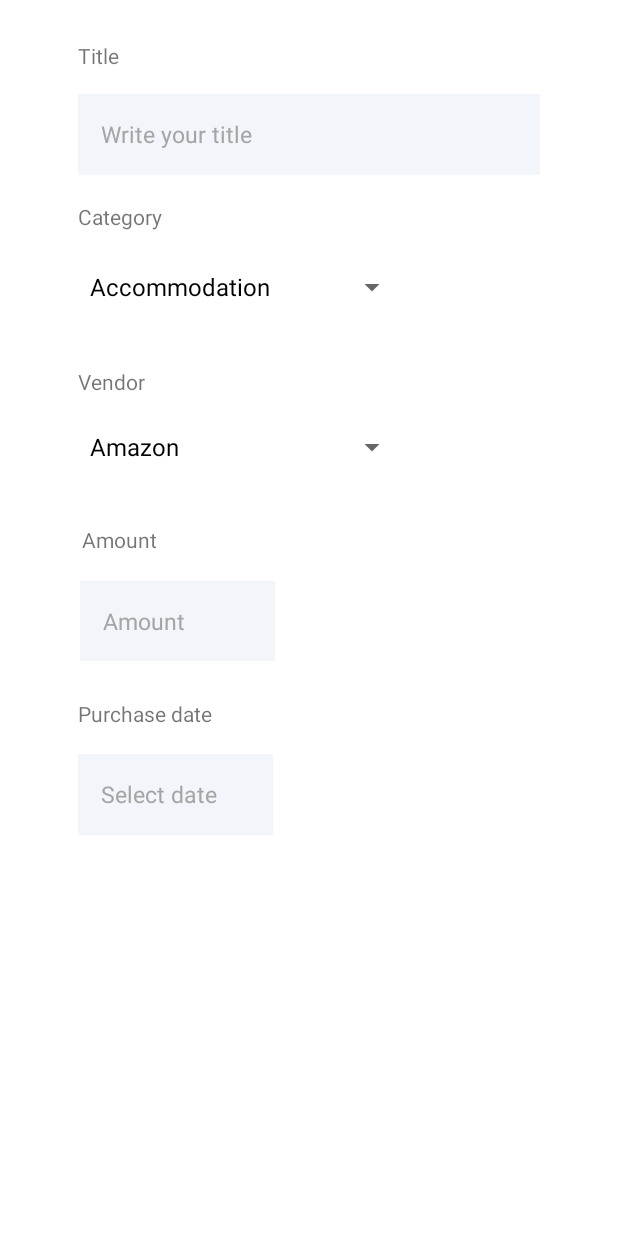
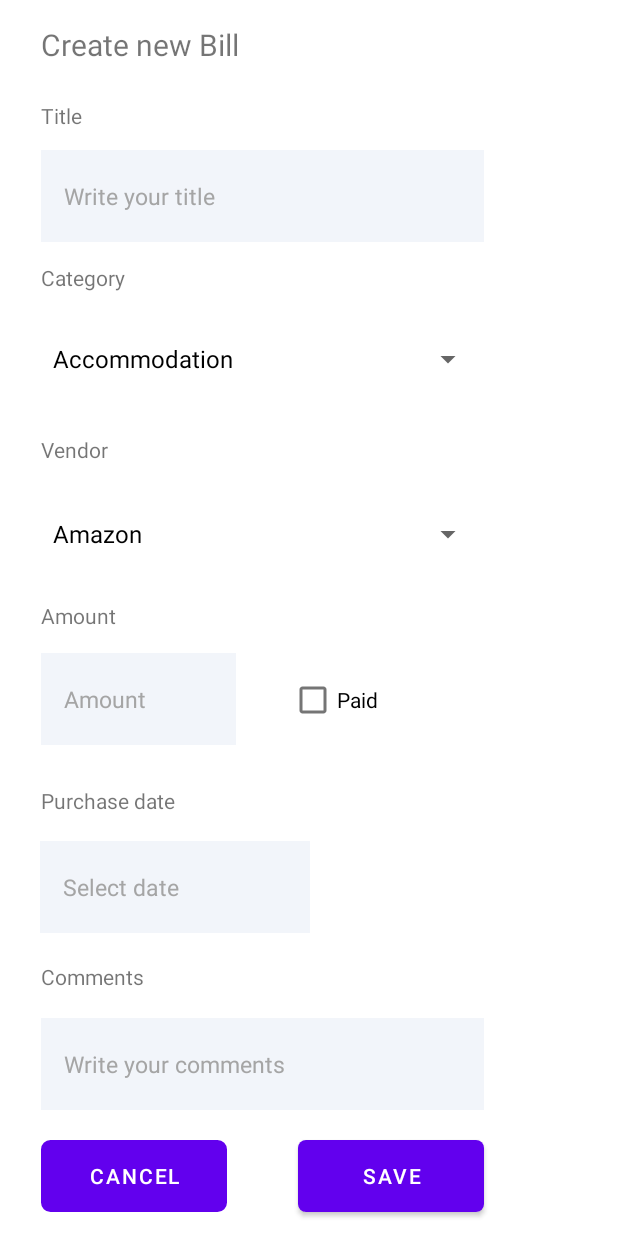
Before and after one commit to j-ritter/SmartStackSolutions, an Android app: the createBill screen opened directly, with no data from a screen before it, on a phone screen of 412 x 824 dp. Run offline under Robolectric (Android 15) with nearby library versions, the phone set to English and light mode, and no system bars; our stand-ins replace Firebase (no records; nobody signed in at launch, a user with empty details on screens opened directly).

Commit message:
arreglado bugs en createBills

```diff
--- a/app/build.gradle.kts
+++ b/app/build.gradle.kts
@@ -44,10 +44,11 @@ dependencies {
     testImplementation(libs.junit)
     androidTestImplementation(libs.androidx.junit)
     androidTestImplementation(libs.androidx.espresso.core)
-    implementation(platform("com.google.firebase:firebase-bom:33.0.0"))
+    implementation(platform("com.google.firebase:firebase-bom:33.1.1"))
     implementation("com.google.firebase:firebase-auth-ktx")
+    implementation("com.google.firebase:firebase-firestore")
     implementation("com.google.android.gms:play-services-auth:21.2.0")
     implementation("androidx.compose.material3:material3:1.2.1")
     implementation("androidx.compose.material3:material3-window-size-class:1.2.1")
-    implementation("androidx.compose.material3:material3-adaptive-navigation-suite:1.3.0-beta01")
+    implementation("androidx.compose.material3:material3-adaptive-navigation-suite:1.3.0-beta04")
 }
--- a/app/src/main/java/com/example/smartstackbills/LogIn.kt
+++ b/app/src/main/java/com/example/smartstackbills/LogIn.kt
@@ -62,12 +62,12 @@ class LogIn : AppCompatActivity() {
 
         val emailInput = email.text.toString()
         val passwordInput = password.text.toString()
-
         auth.signInWithEmailAndPassword(emailInput, passwordInput)
             .addOnCompleteListener(this) { task ->
                 if (task.isSuccessful) {
                     // Sign in success, navigate to the mainmenu
                     val intent = Intent(this,MainMenu::class.java)
+                    intent.putExtra("USER_EMAIL", emailInput)
                     startActivity(intent)
 
                     Toast.makeText(
--- a/app/src/main/java/com/example/smartstackbills/MainMenu.kt
+++ b/app/src/main/java/com/example/smartstackbills/MainMenu.kt
@@ -9,10 +9,16 @@ import androidx.core.view.WindowInsetsCompat
 import com.google.android.material.bottomnavigation.BottomNavigationView
 
 class MainMenu : AppCompatActivity() {
+    private var userEmail: String? = null
+
     override fun onCreate(savedInstanceState: Bundle?) {
         super.onCreate(savedInstanceState)
         enableEdgeToEdge()
         setContentView(R.layout.activity_main_menu)
+
+
+        userEmail = intent.getStringExtra("USER_EMAIL")
+
         ViewCompat.setOnApplyWindowInsetsListener(findViewById(R.id.main)) { v, insets ->
             val systemBars = insets.getInsets(WindowInsetsCompat.Type.systemBars())
             v.setPadding(systemBars.left, systemBars.top, systemBars.right, systemBars.bottom)
@@ -24,20 +30,12 @@ class MainMenu : AppCompatActivity() {
             when (item.itemId) {
                 R.id.Bills -> {
                     val intent = Intent(this, MyBills::class.java)
+                    intent.putExtra("USER_EMAIL", userEmail) // Pasar el correo electrónico
                     startActivity(intent)
                     true
                 }
                 else -> false
             }
         }
-
-
-
-
-
-
-
-
-
     }
 }
--- a/app/src/main/java/com/example/smartstackbills/MyBills.kt
+++ b/app/src/main/java/com/example/smartstackbills/MyBills.kt
@@ -10,10 +10,15 @@ import androidx.core.view.WindowInsetsCompat
 
 
 class MyBills : AppCompatActivity() {
+    private var userEmail: String? = null // Declarar userEmail como variable de instancia
+
     override fun onCreate(savedInstanceState: Bundle?) {
         super.onCreate(savedInstanceState)
         enableEdgeToEdge()
         setContentView(R.layout.activity_my_bills)
+
+        // Obtener el email del Intent
+        userEmail = intent.getStringExtra("USER_EMAIL")
 
         ViewCompat.setOnApplyWindowInsetsListener(findViewById(R.id.main)) { v, insets ->
             val systemBars = insets.getInsets(WindowInsetsCompat.Type.systemBars())
@@ -21,15 +26,11 @@ class MyBills : AppCompatActivity() {
             insets
         }
 
-
         val btnCreate: Button = findViewById(R.id.btnCreate)
-
         btnCreate.setOnClickListener {
-            val intent = Intent(this,createBill::class.java)
+            val intent = Intent(this, createBill::class.java)
+            intent.putExtra("USER_EMAIL", userEmail) // Pasar el correo electrónico
             startActivity(intent)
         }
-
-
-
     }
 }
--- a/app/src/main/java/com/example/smartstackbills/createBill.kt
+++ b/app/src/main/java/com/example/smartstackbills/createBill.kt
@@ -1,23 +1,27 @@
 package com.example.smartstackbills
 
+import android.content.Intent
 import android.os.Bundle
 import android.view.View
-import android.widget.AdapterView
-import android.widget.ArrayAdapter
-import android.widget.EditText
-import android.widget.Spinner
-import android.widget.Toast
+import android.widget.*
 import androidx.activity.enableEdgeToEdge
 import androidx.appcompat.app.AppCompatActivity
 import androidx.core.view.ViewCompat
 import androidx.core.view.WindowInsetsCompat
-import java.time.Year
+import com.google.firebase.auth.FirebaseAuth
+import com.google.firebase.firestore.FirebaseFirestore
 
 class createBill : AppCompatActivity() {
+
+    private val db = FirebaseFirestore.getInstance()
+    private var userEmail: String? = null
+    private var userUid: String? = null
+
     val categories = arrayOf(
         "Accommodation", "Communication", "Insurance", "Subscription and Memberships",
         "Transportation", "Finances/Fees", "Taxes", "Health", "Education", "Shopping & Consumption"
     )
+
 
     val vendors = arrayOf(
         "Amazon", "Walmart", "Target", "Best Buy", "Macy's", "Costco", "Home Depot", "Lowe's",
@@ -56,29 +60,26 @@ class createBill : AppCompatActivity() {
         super.onCreate(savedInstanceState)
         enableEdgeToEdge()
         setContentView(R.layout.activity_create_bill)
+
+        // Obtener el email y UID del Intent
+        userEmail = intent.getStringExtra("USER_EMAIL")
+        userUid = FirebaseAuth.getInstance().currentUser?.uid
+
         val edtDate = findViewById<EditText>(R.id.edtDate)
         edtDate.setOnClickListener {
             showDatePickerDialog()
         }
 
-
-
-
-
-        // Encuentra el Spinner en el layout
         val spinnerCategories = findViewById<Spinner>(R.id.spinnerCategories)
         val spinnerVendors = findViewById<Spinner>(R.id.spinnerVendors)
+        val saveButton = findViewById<Button>(R.id.btnGuardar)
 
+        val arrayAdapter = ArrayAdapter(this, android.R.layout.simple_spinner_dropdown_item, categories)
+        val arrayAdapterVendors = ArrayAdapter(this, android.R.layout.simple_spinner_dropdown_item, vendors)
 
-        // Crea un ArrayAdapter usando el array de categorías y un layout de spinner por defecto
-        val arrayAdapter = ArrayAdapter(this, android.R.layout.simple_spinner_dropdown_item, categories)
-        val arrayAdapterVendors = ArrayAdapter(this,android.R.layout.simple_spinner_dropdown_item, vendors)
-
-        // Asigna el adapter al spinner
         spinnerCategories.adapter = arrayAdapter
         spinnerVendors.adapter = arrayAdapterVendors
 
-        // Define el listener del spinner
         spinnerCategories.onItemSelectedListener = object : AdapterView.OnItemSelectedListener {
             override fun onItemSelected(parent: AdapterView<*>?, view: View?, position: Int, id: Long) {
                 val selectedItemCategories = parent?.getItemAtPosition(position).toString()
@@ -97,23 +98,73 @@ class createBill : AppCompatActivity() {
             }
         }
 
-
-
-
         ViewCompat.setOnApplyWindowInsetsListener(findViewById(R.id.main)) { v, insets ->
             val systemBars = insets.getInsets(WindowInsetsCompat.Type.systemBars())
             v.setPadding(systemBars.left, systemBars.top, systemBars.right, systemBars.bottom)
             insets
         }
+
+        saveButton.setOnClickListener {
+            saveBill()
+        }
+
+        val btnCancel = findViewById<Button>(R.id.btnCancel)
+
+        btnCancel.setOnClickListener {
+            val intent = Intent(this, MyBills::class.java)
+            startActivity(intent)
+        }
     }
 
     private fun showDatePickerDialog() {
-        val datePicker = DatePickerFragment{day,month,year -> onDateSelected(day,month, year)}
+        val datePicker = DatePickerFragment { day, month, year -> onDateSelected(day, month, year) }
         datePicker.show(supportFragmentManager, "datePicker")
     }
 
-    fun onDateSelected(day:Int,month:Int,year:Int){
-    val edtDate = findViewById<EditText>(R.id.edtDate)
+    fun onDateSelected(day: Int, month: Int, year: Int) {
+        val edtDate = findViewById<EditText>(R.id.edtDate)
         edtDate.setText("$day/$month/$year")
     }
+
+    private fun saveBill() {
+        // Verificar que el email y UID no sean nulos
+        if (userEmail != null && userUid != null) {
+            // Obtener los datos de los EditText
+            val billName = findViewById<EditText>(R.id.edtTitle).text.toString()
+            val billAmount = findViewById<EditText>(R.id.edtAmount).text.toString()
+            val billDate = findViewById<EditText>(R.id.edtDate).text.toString()
+            val billCategory = findViewById<Spinner>(R.id.spinnerCategories).selectedItem.toString()
+            val billVendor = findViewById<Spinner>(R.id.spinnerVendors).selectedItem.toString()
+            val billComment = findViewById<EditText>(R.id.edtComments).text.toString()
+            val billPaid = findViewById<CheckBox>(R.id.checkBoxPaid).isChecked
+
+            // Crear un hash map con los datos de la factura
+            val bill = hashMapOf(
+                "name" to billName,
+                "amount" to billAmount,
+                "date" to billDate,
+                "category" to billCategory,
+                "vendor" to billVendor,
+                "comment" to billComment,
+                "Paid" to billPaid
+            )
+
+            // Guardar la factura en la subcolección 'bills' del usuario actual
+            db.collection("users").document(userUid!!).collection("bills")
+                .add(bill)
+                .addOnSuccessListener {
+                    // Factura guardada exitosamente
+                    Toast.makeText(this, "Factura guardada exitosamente", Toast.LENGTH_SHORT).show()
+                    val intent = Intent(this, MyBills::class.java)
+                    startActivity(intent)
+                }
+                .addOnFailureListener { e ->
+                    // Error al guardar la factura
+                    Toast.makeText(this, "Error al guardar la factura: ${e.message}", Toast.LENGTH_SHORT).show()
+                }
+        } else {
+            // El email o UID es nulo
+            Toast.makeText(this, "Error: No se pudo obtener el email o UID del usuario", Toast.LENGTH_SHORT).show()
+        }
+    }
 }
--- a/app/src/main/res/layout/activity_create_bill.xml
+++ b/app/src/main/res/layout/activity_create_bill.xml
@@ -8,13 +8,110 @@
     tools:context=".createBill">
 
 
+    <Button
+        android:id="@+id/btnGuardar"
+        android:layout_width="0dp"
+        android:layout_height="wrap_content"
+        android:layout_marginEnd="89dp"
+        android:layout_marginBottom="16dp"
+        android:background="@drawable/btnlogin"
+        android:text="@string/save"
+        android:textColor="@color/white"
+        app:layout_constraintBottom_toBottomOf="parent"
+        app:layout_constraintEnd_toEndOf="parent"
+        app:layout_constraintStart_toEndOf="@+id/btnCancel" />
+
+    <TextView
+        android:id="@+id/textView7"
+        android:layout_width="wrap_content"
+        android:layout_height="wrap_content"
+        android:layout_marginStart="27dp"
+        android:layout_marginTop="16dp"
+        android:layout_marginBottom="24dp"
+        android:text="@string/create_new_bill"
+        android:textSize="20sp"
+        app:layout_constraintBottom_toTopOf="@+id/textView5"
+        app:layout_constraintStart_toStartOf="parent"
+        app:layout_constraintTop_toTopOf="parent" />
+
+    <EditText
+        android:id="@+id/edtComments"
+        android:layout_width="0dp"
+        android:layout_height="0dp"
+        android:layout_marginBottom="20dp"
+        android:background="@drawable/edt_background"
+        android:ems="10"
+        android:hint="@string/write_your_comments"
+        android:inputType="text"
+        android:maxLength="30"
+        android:paddingLeft="15dp"
+        android:paddingRight="15dp"
+        android:textColorHint="#A5A5A5"
+        android:textSize="15sp"
+        app:layout_constraintBottom_toTopOf="@+id/btnCancel"
+        app:layout_constraintEnd_toEndOf="@+id/btnGuardar"
+        app:layout_constraintStart_toStartOf="@+id/textView10"
+        app:layout_constraintTop_toBottomOf="@+id/textView10" />
+
+    <Spinner
+        android:id="@+id/spinnerCategories"
+        android:layout_width="0dp"
+        android:layout_height="0dp"
+
+        android:layout_marginBottom="20dp"
+        app:layout_constraintBottom_toTopOf="@+id/txtVendor"
+        app:layout_constraintEnd_toEndOf="@+id/spinnerVendors"
+        app:layout_constraintStart_toStartOf="@+id/txtCategory"
+        app:layout_constraintTop_toBottomOf="@+id/txtCategory" />
+
+    <Spinner
+        android:id="@+id/spinnerVendors"
+        android:layout_width="0dp"
+        android:layout_height="0dp"
+
+        android:layout_marginBottom="13dp"
+        app:layout_constraintBottom_toTopOf="@+id/textView8"
+        app:layout_constraintEnd_toEndOf="@+id/checkBoxPaid"
+        app:layout_constraintStart_toStartOf="@+id/textView8"
+        app:layout_constraintTop_toBottomOf="@+id/txtVendor" />
+
+    <TextView
+        android:id="@+id/textView8"
+        android:layout_width="wrap_content"
+        android:layout_height="wrap_content"
+        android:layout_marginBottom="15dp"
+        android:text="@string/amount"
+        app:layout_constraintBottom_toTopOf="@+id/edtAmount"
+        app:layout_constraintStart_toStartOf="@+id/edtAmount"
+        app:layout_constraintTop_toBottomOf="@+id/spinnerVendors" />
+
+    <TextView
+        android:id="@+id/textView9"
+        android:layout_width="wrap_content"
+        android:layout_height="wrap_content"
+        android:layout_marginStart="27dp"
+        android:layout_marginBottom="17dp"
+        android:text="@string/purchase_date"
+        app:layout_constraintBottom_toTopOf="@+id/edtDate"
+        app:layout_constraintStart_toStartOf="parent"
+        app:layout_constraintTop_toBottomOf="@+id/edtAmount" />
+
+    <TextView
+        android:id="@+id/textView10"
+        android:layout_width="wrap_content"
+        android:layout_height="wrap_content"
+        android:layout_marginStart="27dp"
+        android:layout_marginBottom="18dp"
+        android:text="@string/comments"
+        app:layout_constraintBottom_toTopOf="@+id/edtComments"
+        app:layout_constraintStart_toStartOf="parent"
+        app:layout_constraintTop_toBottomOf="@+id/edtDate" />
+
     <EditText
         android:id="@+id/edtTitle"
         android:layout_width="0dp"
         android:layout_height="0dp"
-        android:layout_marginStart="52dp"
-        android:layout_marginEnd="52dp"
-        android:layout_marginBottom="18dp"
+        android:layout_marginBottom="14dp"
         android:background="@drawable/edt_background"
         android:ems="10"
         android:hint="@string/write_your_title"
@@ -25,122 +122,106 @@
         android:textColorHint="#A5A5A5"
         android:textSize="15sp"
         app:layout_constraintBottom_toTopOf="@+id/txtCategory"
-        app:layout_constraintEnd_toEndOf="parent"
-        app:layout_constraintStart_toStartOf="parent"
+        app:layout_constraintEnd_toEndOf="@+id/spinnerCategories"
+        app:layout_constraintStart_toStartOf="@+id/textView5"
         app:layout_constraintTop_toBottomOf="@+id/textView5" />
 
-    <TextView
-        android:id="@+id/textView8"
-        android:layout_width="wrap_content"
-        android:layout_height="wrap_content"
-        android:layout_marginStart="1dp"
-        android:layout_marginBottom="18dp"
-        android:text="@string/amount"
-        app:layout_constraintBottom_toTopOf="@+id/edtAmount"
-        app:layout_constraintStart_toStartOf="@+id/edtAmount"
-        app:layout_constraintTop_toBottomOf="@+id/spinnerVendors" />
-
-    <TextView
-        android:id="@+id/txtVendor"
-        android:layout_width="wrap_content"
-        android:layout_height="wrap_content"
-        android:layout_marginStart="52dp"
-        android:layout_marginBottom="10dp"
-        android:text="@string/vendor"
-        app:layout_constraintBottom_toTopOf="@+id/spinnerVendors"
-        app:layout_constraintStart_toStartOf="parent"
-        app:layout_constraintTop_toBottomOf="@+id/spinnerCategories" />
+    <EditText
+        android:id="@+id/edtDate"
+        android:layout_width="180dp"
+        android:layout_height="0dp"
+        android:layout_marginBottom="19dp"
+        android:background="@drawable/edt_background"
+        android:clickable="false"
+        android:ems="10"
+        android:focusable="false"
+        android:hint="@string/select_date"
+        android:inputType="text"
+        android:paddingLeft="15dp"
+        android:paddingRight="15dp"
+        android:textColorHint="#A5A5A5"
+        android:textSize="15sp"
+        app:layout_constraintBottom_toTopOf="@+id/textView10"
+        app:layout_constraintEnd_toEndOf="@+id/textView9"
+        app:layout_constraintStart_toEndOf="@+id/textView9"
+        app:layout_constraintTop_toBottomOf="@+id/textView9" />
 
     <TextView
         android:id="@+id/txtCategory"
         android:layout_width="wrap_content"
         android:layout_height="wrap_content"
-        android:layout_marginBottom="13dp"
+        android:layout_marginStart="27dp"
+        android:layout_marginBottom="14dp"
         android:text="@string/category"
         app:layout_constraintBottom_toTopOf="@+id/spinnerCategories"
-        app:layout_constraintStart_toStartOf="@+id/edtTitle"
+        app:layout_constraintStart_toStartOf="parent"
         app:layout_constraintTop_toBottomOf="@+id/edtTitle" />
-
-    <TextView
-        android:id="@+id/textView5"
-        android:layout_width="wrap_content"
-        android:layout_height="wrap_content"
-        android:layout_marginTop="27dp"
-        android:layout_marginBottom="16dp"
-        android:text="Title"
-        app:layout_constraintBottom_toTopOf="@+id/edtTitle"
-        app:layout_constraintStart_toStartOf="@+id/edtTitle"
-        app:layout_constraintTop_toTopOf="parent" />
 
     <EditText
         android:id="@+id/edtAmount"
-        android:layout_width="130dp"
+        android:layout_width="0dp"
         android:layout_height="0dp"
-        android:layout_marginStart="1dp"
-        android:layout_marginBottom="25dp"
+        android:layout_marginStart="27dp"
+        android:layout_marginEnd="35dp"
+        android:layout_marginBottom="27dp"
         android:background="@drawable/edt_background"
         android:ems="10"
-        android:hint="Amount"
+        android:hint="@string/Amount"
         android:inputType="numberDecimal"
         android:paddingLeft="15dp"
         android:paddingRight="15dp"
         android:textColorHint="#A5A5A5"
         android:textSize="15sp"
         app:layout_constraintBottom_toTopOf="@+id/textView9"
-        app:layout_constraintStart_toStartOf="@+id/textView9"
-        app:layout_constraintTop_toBottomOf="@+id/textView8" />
+        app:layout_constraintEnd_toStartOf="@+id/checkBoxPaid"
+        app:layout_constraintStart_toStartOf="parent"
+        app:layout_constraintTop_toBottomOf="@+id/textView8"
+        tools:ignore="Autofill,DuplicateSpeakableTextCheck" />
 
-    <Spinner
-        android:id="@+id/spinnerVendors"
-        android:layout_width="220dp"
+    <TextView
+        android:id="@+id/txtVendor"
+        android:layout_width="wrap_content"
         android:layout_height="wrap_content"
+        android:layout_marginBottom="16dp"
+        android:text="@string/vendor"
+        app:layout_constraintBottom_toTopOf="@+id/spinnerVendors"
+        app:layout_constraintStart_toStartOf="@+id/spinnerVendors"
+        app:layout_constraintTop_toBottomOf="@+id/spinnerCategories" />
 
-        android:layout_marginBottom="28dp"
-        app:layout_constraintBottom_toTopOf="@+id/textView8"
-        app:layout_constraintStart_toStartOf="@+id/txtVendor"
-        app:layout_constraintTop_toBottomOf="@+id/txtVendor" />
-
-    <Spinner
-        android:id="@+id/spinnerCategories"
+    <CheckBox
+        android:id="@+id/checkBoxPaid"
         android:layout_width="0dp"
         android:layout_height="wrap_content"
-
-        android:layout_marginBottom="29dp"
-        app:layout_constraintBottom_toTopOf="@+id/txtVendor"
-        app:layout_constraintEnd_toEndOf="@+id/spinnerVendors"
-        app:layout_constraintStart_toStartOf="@+id/txtCategory"
-        app:layout_constraintTop_toBottomOf="@+id/txtCategory" />
-
-    <EditText
-        android:id="@+id/edtDate"
-        android:layout_width="0dp"
-        android:layout_height="0dp"
-        android:layout_marginEnd="1dp"
-        android:layout_marginBottom="267dp"
-        android:background="@drawable/edt_background"
-        android:clickable="false"
-        android:ems="10"
-        android:focusable="false"
-        android:hint="@string/select_date"
-        android:paddingLeft="15dp"
-        android:paddingRight="15dp"
-        android:textColorHint="#A5A5A5"
-        android:textSize="15sp"
-        app:layout_constraintBottom_toBottomOf="parent"
-        app:layout_constraintEnd_toEndOf="@+id/edtAmount"
-        app:layout_constraintStart_toStartOf="@+id/textView9"
-        app:layout_constraintTop_toBottomOf="@+id/textView9" />
+        android:layout_marginEnd="89dp"
+        android:text="@string/Paid"
+        app:layout_constraintBaseline_toBaselineOf="@+id/edtAmount"
+        app:layout_constraintEnd_toEndOf="parent"
+        app:layout_constraintStart_toEndOf="@+id/edtAmount" />
 
     <TextView
-        android:id="@+id/textView9"
+        android:id="@+id/textView5"
         android:layout_width="wrap_content"
         android:layout_height="wrap_content"
-        android:layout_marginStart="52dp"
-        android:layout_marginBottom="17dp"
-        android:text="Purchase date"
-        app:layout_constraintBottom_toTopOf="@+id/edtDate"
+        android:layout_marginStart="27dp"
+        android:layout_marginBottom="13dp"
+        android:text="Title"
+        app:layout_constraintBottom_toTopOf="@+id/edtTitle"
         app:layout_constraintStart_toStartOf="parent"
-        app:layout_constraintTop_toBottomOf="@+id/edtAmount" />
+        app:layout_constraintTop_toBottomOf="@+id/textView7" />
+
+    <Button
+        android:id="@+id/btnCancel"
+        android:layout_width="0dp"
+        android:layout_height="wrap_content"
+        android:layout_marginStart="27dp"
+        android:layout_marginEnd="47dp"
+        android:layout_marginBottom="16dp"
+        android:background="@drawable/btnlog"
+        android:text="@string/cancel"
+        app:layout_constraintBottom_toBottomOf="parent"
+        app:layout_constraintEnd_toStartOf="@+id/btnGuardar"
+        app:layout_constraintStart_toStartOf="parent"
+        app:layout_constraintTop_toBottomOf="@+id/edtComments" />
 
 
 </androidx.constraintlayout.widget.ConstraintLayout>
--- a/app/src/main/res/values/strings.xml
+++ b/app/src/main/res/values/strings.xml
@@ -29,4 +29,12 @@
     <string name="vendor">Vendor</string>
     <string name="category">Category</string>
     <string name="write_your_title">Write your title</string>
+    <string name="write_your_comments">Write your comments</string>
+    <string name="cancel">Cancel</string>
+    <string name="save">Save</string>
+    <string name="Paid">Paid</string>
+    <string name="Amount">Amount</string>
+    <string name="create_new_bill">Create new Bill</string>
+    <string name="purchase_date">Purchase date</string>
+    <string name="comments">Comments</string>
 </resources>
```
